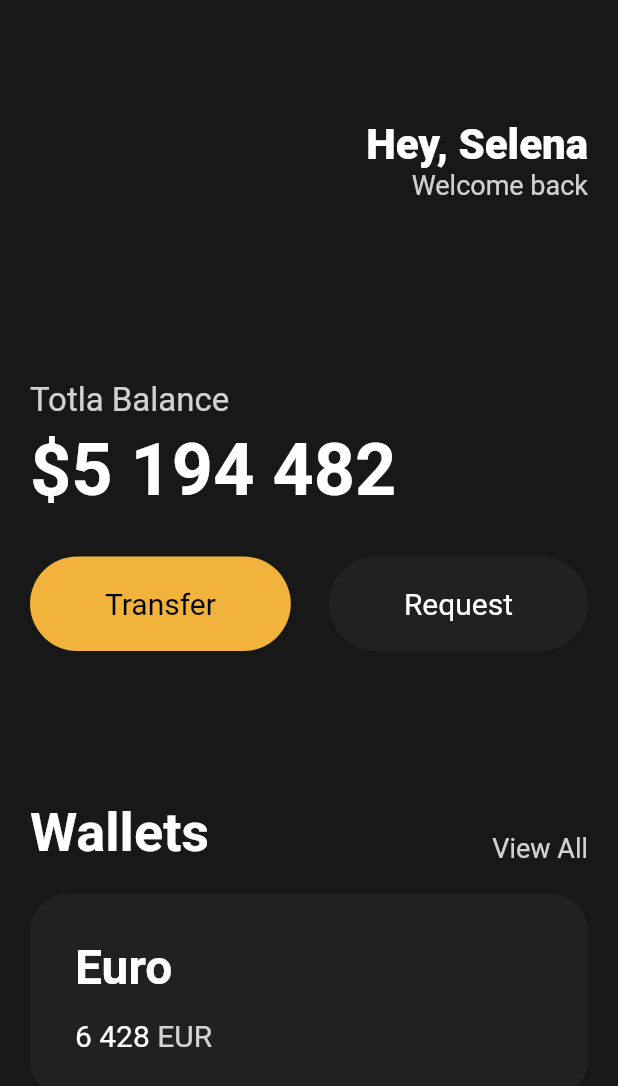
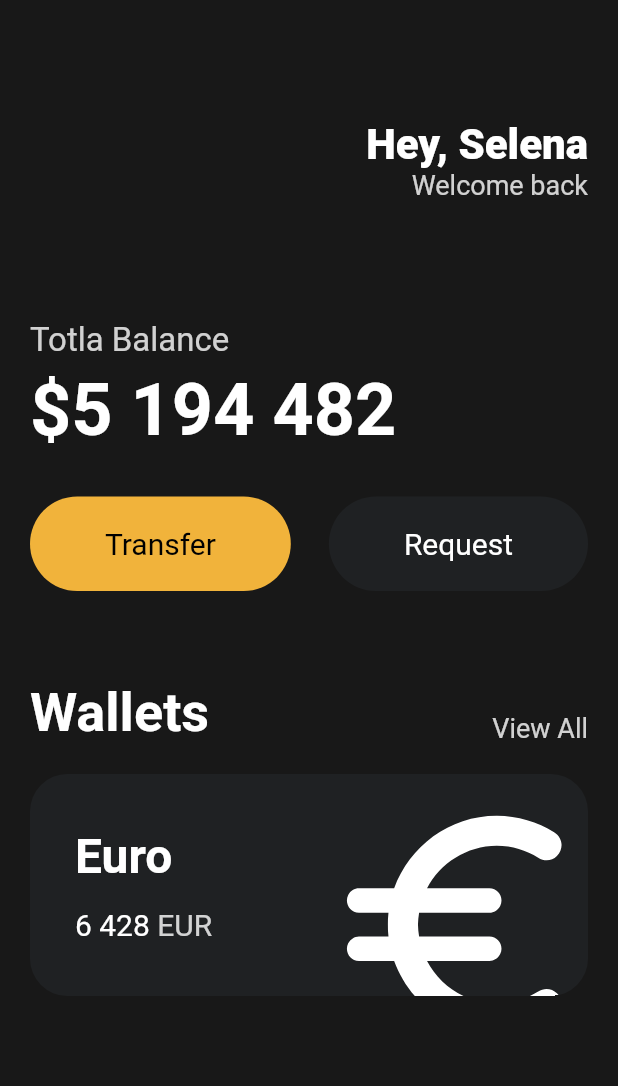
Before and after one commit to jangjo123/Flutter, a Flutter app: the screen it shows after launch, on a phone screen of 412 x 824 dp. Shown: the top 1086 px of the screen. Run offline on Flutter 3.47's test engine with Material 2 defaults, Android fonts, the phone set to English and light mode, and no system bars.

Commit message:
Icons and Transforms

```diff
--- a/toonflix/lib/main.dart
+++ b/toonflix/lib/main.dart
@@ -55,7 +55,7 @@ class App extends StatelessWidget {
                 ],
               ),
               const SizedBox(
-                height: 120,
+                height: 80,
               ),
               Text(
                 "Totla Balance",
@@ -94,7 +94,7 @@ class App extends StatelessWidget {
                 ],
               ),
               const SizedBox(
-                height: 100,
+                height: 60,
               ),
               Row(
                 crossAxisAlignment: CrossAxisAlignment.end,
@@ -121,6 +121,7 @@ class App extends StatelessWidget {
                 height: 20,
               ),
               Container(
+                clipBehavior: Clip.hardEdge,
                 decoration: BoxDecoration(
                   color: const Color(0xFF1F2123),
                   borderRadius: BorderRadius.circular(25),
@@ -128,6 +129,7 @@ class App extends StatelessWidget {
                 child: Padding(
                   padding: const EdgeInsets.all(30),
                   child: Row(
+                    mainAxisAlignment: MainAxisAlignment.spaceBetween,
                     children: [
                       Column(
                         crossAxisAlignment: CrossAxisAlignment.start,
@@ -166,6 +168,17 @@ class App extends StatelessWidget {
                           ),
                         ],
                       ),
+                      Transform.scale(
+                        scale: 2.2,
+                        child: Transform.translate(
+                          offset: const Offset(-5, 12),
+                          child: const Icon(
+                            Icons.euro_rounded,
+                            color: Colors.white,
+                            size: 88,
+                          ),
+                        ),
+                      )
                     ],
                   ),
                 ),
```
